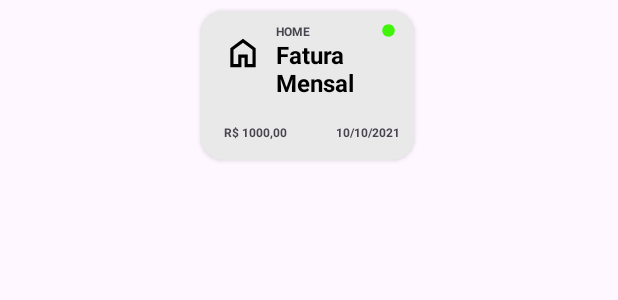
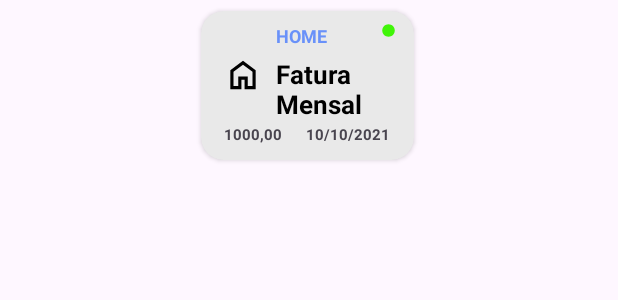
Before and after one commit to BrunoHPBarbosa/FinanceTrack, an Android app: the layout card_recycler_home.xml on its own in the app's theme, with its tools: preview values and no code run, on a phone screen of 412 x 824 dp. Shown: the top 300 px of the screen. Run offline under Robolectric (Android 15) with nearby library versions, the phone set to English and light mode, and no system bars.

Commit message:
cards da home funcionando

```diff
--- a/app/build.gradle.kts
+++ b/app/build.gradle.kts
@@ -2,6 +2,7 @@ plugins {
     id("com.android.application")
     id("org.jetbrains.kotlin.android")
     id("org.jetbrains.kotlin.kapt")
+    id ("kotlin-parcelize")
 }
 
 android {
@@ -50,6 +51,7 @@ dependencies {
     implementation ("androidx.core:core-splashscreen:1.0.1")
     implementation ("com.airbnb.android:lottie:6.1.0")
     implementation (libs.mpandroidchart)
+    implementation ("androidx.lifecycle:lifecycle-viewmodel-ktx:2.8.0")
 
     implementation("androidx.room:room-runtime:$room_version")
     annotationProcessor("androidx.room:room-compiler:$room_version")
--- a/app/src/main/java/com/hacksprint/financetrack/CategoryUiData.kt
+++ b/app/src/main/java/com/hacksprint/financetrack/CategoryUiData.kt
@@ -1,4 +1,5 @@
 package com.hacksprint.financetrack
+
 
 data class CategoryUiData(
     val name: String,
--- /dev/null
+++ b/app/src/main/res/drawable/notification_icon.xml
@@ -0,0 +1,4 @@
+<vector xmlns:android="http://schemas.android.com/apk/res/android" android:height="24dp" android:tint="#C1D0F5" android:viewportHeight="24" android:viewportWidth="24" android:width="24dp">
+
+    <path android:fillColor="@android:color/white" android:pathData="M12,22c1.1,0 2,-0.9 2,-2h-4c0,1.1 0.89,2 2,2zM18,16v-5c0,-3.07 -1.64,-5.64 -4.5,-6.32L13.5,4c0,-0.83 -0.67,-1.5 -1.5,-1.5s-1.5,0.67 -1.5,1.5v0.68C7.63,5.36 6,7.92 6,11v5l-2,2v1h16v-1l-2,-2z"/>
+</vector>
--- a/app/src/main/res/layout/card_recycler_home.xml
+++ b/app/src/main/res/layout/card_recycler_home.xml
@@ -27,18 +27,19 @@
             android:layout_width="25dp"
             android:layout_height="25dp"
             android:layout_marginStart="15dp"
-            android:layout_marginTop="15dp"
+            android:layout_marginTop="30dp"
             android:contentDescription="@null"
             android:src="@drawable/ic_home" />
 
         <TextView
+            android:textColor="@color/blue"
             android:id="@+id/tv_category_name_home"
             android:layout_width="wrap_content"
             android:layout_height="wrap_content"
             android:layout_marginStart="50dp"
             android:layout_marginTop="8dp"
             android:text="HOME"
-            android:textSize="8dp"
+            android:textSize="12dp"
             android:textStyle="bold" />
 
         <TextView
@@ -46,10 +47,11 @@
             android:layout_width="wrap_content"
             android:layout_height="wrap_content"
             android:layout_marginStart="50dp"
-            android:layout_marginTop="18dp"
+            android:layout_marginBottom="5dp"
+            android:layout_marginTop="30dp"
             android:textColor="@color/black"
             android:text="Fatura Mensal"
-            android:textSize="16dp"
+            android:textSize="17dp"
             android:textStyle="bold" />
 
 
@@ -60,8 +62,8 @@
             android:layout_height="wrap_content"
             android:layout_marginStart="15dp"
             android:layout_marginTop="75dp"
-            android:text="R$ 1000,00"
-            android:textSize="8dp"
+            android:text="1000,00"
+            android:textSize="10dp"
             android:textStyle="bold" />
 
 
@@ -70,11 +72,10 @@
             android:id="@+id/tv_value_date_home"
             android:layout_width="wrap_content"
             android:layout_height="wrap_content"
-            android:layout_marginStart="90dp"
+            android:layout_marginStart="70dp"
             android:layout_marginTop="75dp"
-            android:layout_marginEnd="8dp"
             android:text="10/10/2021"
-            android:textSize="8dp"
+            android:textSize="10dp"
             android:textStyle="bold" />
 
         <ImageView
```
Also changed, not shown: app/src/main/java/com/hacksprint/financetrack/AdapterRvHome.kt (+16 -4 lines), app/src/main/java/com/hacksprint/financetrack/HomeActivity.kt (+29 -6 lines), app/src/main/java/com/hacksprint/financetrack/MainActivity.kt (+23 -2 lines), app/src/main/java/com/hacksprint/financetrack/ExpenseUiData.kt (line endings or trailing spaces).
